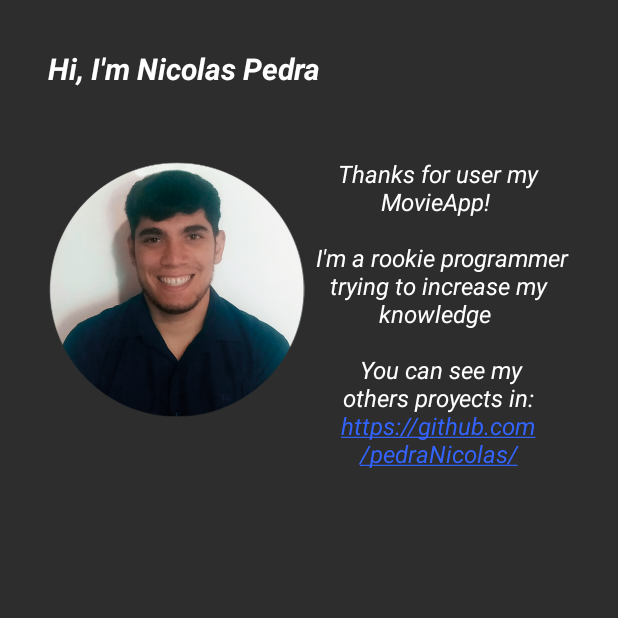
After one commit to pedraNicolas/movieapp, an Android app: the AboutMe screen opened directly, with no data from a screen before it, on a phone screen of 412 x 824 dp, the top half of it. The commit adds this screen. Run offline under Robolectric (Android 15) with nearby library versions, the phone set to English and light mode, and no system bars.

Commit message:
About Me

```diff
--- a/app/build.gradle
+++ b/app/build.gradle
@@ -47,6 +47,8 @@ dependencies {
     implementation 'androidx.recyclerview:recyclerview:1.2.1'
     //Glide Library
     implementation 'com.github.bumptech.glide:glide:4.13.0'
+    implementation 'androidx.lifecycle:lifecycle-livedata-ktx:2.4.1'
+    implementation 'androidx.lifecycle:lifecycle-viewmodel-ktx:2.4.1'
     annotationProcessor 'com.github.bumptech.glide:compiler:4.11.0'
 
         //Retrofit Library
--- a/app/src/main/AndroidManifest.xml
+++ b/app/src/main/AndroidManifest.xml
@@ -16,6 +16,9 @@
         android:theme="@style/Theme.Movieapp"
         tools:targetApi="31">
         <activity
+            android:name=".views.AboutMe"
+            android:exported="false" />
+        <activity
             android:name=".views.SelectedMovie"
             android:exported="false" />
         <activity
--- /dev/null
+++ b/app/src/main/java/com/alkemy/movieapp/views/AboutMe.kt
@@ -0,0 +1,19 @@
+package com.alkemy.movieapp.views
+
+import androidx.appcompat.app.AppCompatActivity
+import android.os.Bundle
+import android.text.util.Linkify
+import com.alkemy.movieapp.databinding.ActivityAboutMeBinding
+import kotlinx.android.synthetic.main.activity_about_me.*
+
+class AboutMe : AppCompatActivity() {
+    private lateinit var binding: ActivityAboutMeBinding
+    override fun onCreate(savedInstanceState: Bundle?) {
+        super.onCreate(savedInstanceState)
+        binding = ActivityAboutMeBinding.inflate(layoutInflater)
+        setContentView(binding.root)
+        binding.textView3.text = "Thanks for user my MovieApp! \n\n I'm a rookie programmer trying to increase my knowledge \n\n You can see my others proyects in: https://github.com/pedraNicolas/"
+        Linkify.addLinks(textView3,Linkify.WEB_URLS)
+
+    }
+}
--- /dev/null
+++ b/app/src/main/res/layout/activity_about_me.xml
@@ -0,0 +1,55 @@
+<?xml version="1.0" encoding="utf-8"?>
+<androidx.constraintlayout.widget.ConstraintLayout xmlns:android="http://schemas.android.com/apk/res/android"
+    xmlns:app="http://schemas.android.com/apk/res-auto"
+    xmlns:tools="http://schemas.android.com/tools"
+    android:layout_width="match_parent"
+    android:layout_height="300dp"
+    android:background="@color/dark_grey"
+    tools:context=".views.AboutMe">
+
+    <LinearLayout
+        android:layout_width="match_parent"
+        android:layout_height="match_parent"
+        android:layout_margin="32dp"
+        android:orientation="vertical">
+
+        <TextView
+            android:id="@+id/textView4"
+            android:layout_width="match_parent"
+            android:layout_height="wrap_content"
+            android:text="Hi, I'm Nicolas Pedra"
+            android:textColor="@color/white"
+            android:textSize="20sp"
+            android:textStyle="bold|italic" />
+
+        <LinearLayout
+            android:layout_width="match_parent"
+            android:layout_height="300dp"
+            android:layout_gravity="center"
+            android:gravity="center|top"
+            android:orientation="horizontal">
+
+            <ImageView
+                android:id="@+id/imageView"
+                android:layout_width="172dp"
+                android:layout_height="267dp"
+                android:foregroundGravity="center_vertical"
+                app:srcCompat="@drawable/foto_perfil" />
+
+            <TextView
+                android:id="@+id/textView3"
+                android:layout_width="wrap_content"
+                android:layout_height="match_parent"
+                android:layout_gravity="center_horizontal"
+                android:layout_weight="1"
+                android:gravity="center"
+                android:text="TextView"
+                android:textColor="@color/white"
+                android:textSize="16sp"
+                android:textStyle="italic"
+                android:textColorLink="#3364FF" />
+
+        </LinearLayout>
+   </LinearLayout>
+
+</androidx.constraintlayout.widget.ConstraintLayout>
--- a/app/src/main/res/values/strings.xml
+++ b/app/src/main/res/values/strings.xml
@@ -7,6 +7,8 @@
         <item>Now Playing</item>
         <item>Upcoming</item>
     </string-array>
+    <!-- TODO: Remove or change this placeholder text -->
+    <string name="hello_blank_fragment">Hello blank fragment</string>
 
 
 </resources>
```
Also changed, not shown: app/src/main/java/com/alkemy/movieapp/views/MainActivity.kt (+4 -27 lines), app/src/main/res/layout/activity_main.xml (+24 -32 lines), app/src/main/res/drawable/foto_perfil.png (added).
